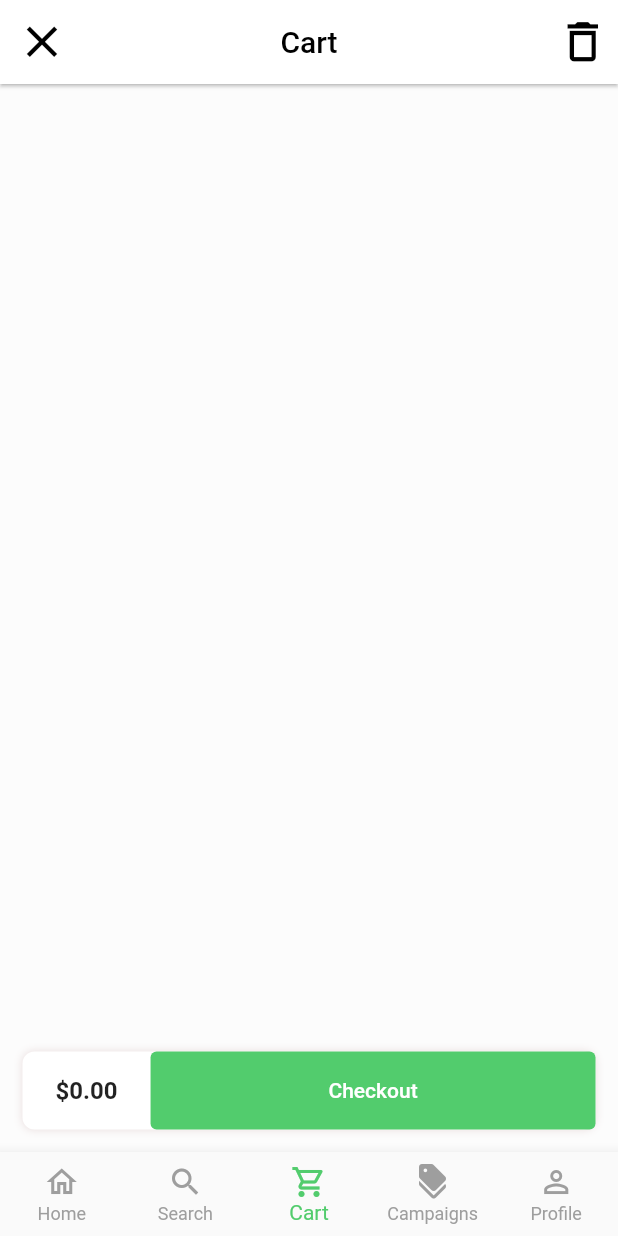
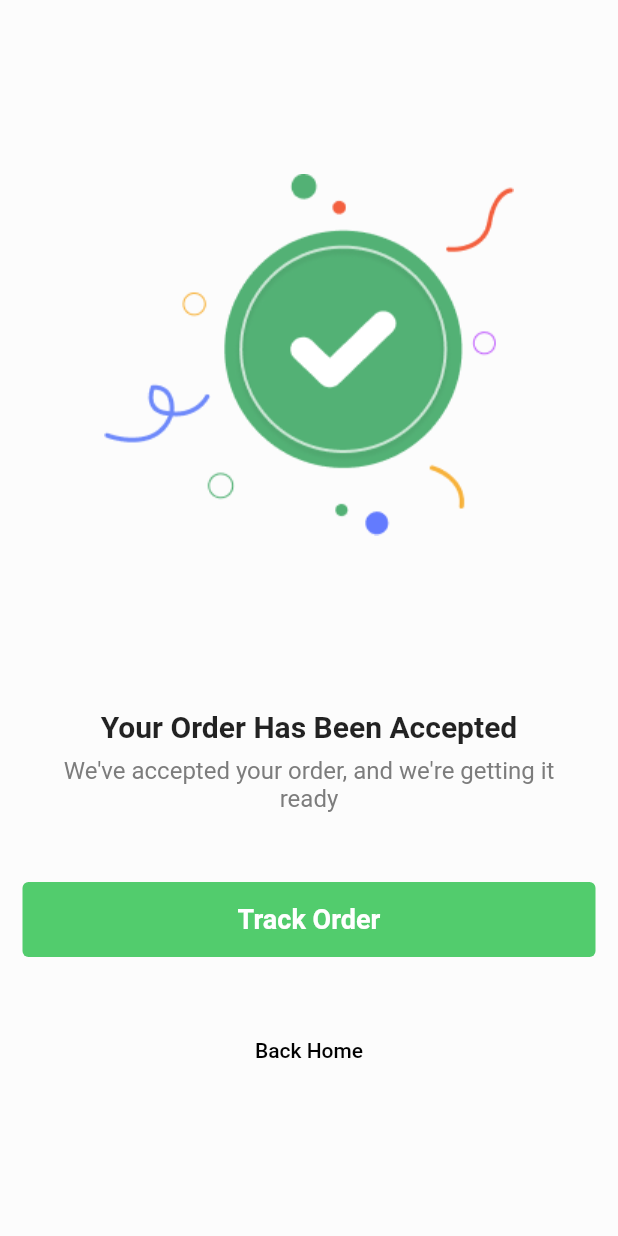
Before and after one commit to yosraemad/carrot, a Flutter app: the HomePage screen opened by its route, item 3 of the bottom bar chosen, after a tap on "Checkout", on a phone screen of 412 x 824 dp. Run offline on Flutter 3.47's test engine with Material 2 defaults, Android fonts, the phone set to English and light mode, and no system bars; our stand-ins replace bloc, carousel_slider, equatable, firebase_auth, firebase_core, flutter_bloc; accounts and stored records are empty; network calls fail.

Commit message:
Created Checkout screen

```diff
--- a/lib/main.dart
+++ b/lib/main.dart
@@ -3,6 +3,7 @@ import 'package:carrot_app/views/category_page/category_page.dart';
 import 'package:carrot_app/views/home_page/home_page.dart';
 import 'package:carrot_app/views/item_page/item_page.dart';
 import 'package:carrot_app/views/login_page/login_page.dart';
+import 'package:carrot_app/views/order_placed_page/order_placed_screen.dart';
 import 'package:carrot_app/views/signup_page/signup_page.dart';
 import 'package:carrot_app/utils/palette.dart';
 import 'package:firebase_core/firebase_core.dart';
@@ -38,6 +39,7 @@ class MyApp extends StatelessWidget {
           "/home": (context) => const HomePage(),
           "/category": (context) => const CategoryPage(),
           "/item": (context) => const ItemPage(),
+          "/success": (context) => const OrderPlacedScreen(),
         },
       ),
     );
--- a/lib/views/cart_page/widgets/checkout_button.dart
+++ b/lib/views/cart_page/widgets/checkout_button.dart
@@ -42,7 +42,9 @@ class CheckoutButton extends StatelessWidget {
                   backgroundColor: Theme.of(context).primaryColor,
                   minimumSize: Size.infinite,
                 ),
-                onPressed: () {},
+                onPressed: () {
+                  Navigator.pushNamed(context, "/success");
+                },
                 child: const Text(
                   "Checkout",
                   style: TextStyle(color: Colors.white),
--- /dev/null
+++ b/lib/views/order_placed_page/order_placed_screen.dart
@@ -0,0 +1,28 @@
+import 'package:carrot_app/views/order_placed_page/widgets/accepted_order_text.dart';
+import 'package:carrot_app/views/order_placed_page/widgets/back_home_button.dart';
+import 'package:carrot_app/views/order_placed_page/widgets/success_image.dart';
+import 'package:carrot_app/views/order_placed_page/widgets/success_text.dart';
+import 'package:carrot_app/widgets/custom/form_button.dart';
+import 'package:flutter/material.dart';
+
+class OrderPlacedScreen extends StatelessWidget {
+  const OrderPlacedScreen({super.key});
+
+  @override
+  Widget build(BuildContext context) {
+    return Scaffold(
+      body: Column(
+        children: [
+          const SuccessImage(),
+          const SuccessText(),
+          const AcceptedOrderText(),
+          Padding(
+            padding: const EdgeInsets.symmetric(vertical: 38.0, horizontal: 15),
+            child: FormButton(text: "Track Order", onPressed: () {}),
+          ),
+          const BackHomeButton(),
+        ],
+      ),
+    );
+  }
+}
--- /dev/null
+++ b/lib/views/order_placed_page/widgets/accepted_order_text.dart
@@ -0,0 +1,17 @@
+import 'package:flutter/material.dart';
+
+class AcceptedOrderText extends StatelessWidget {
+  const AcceptedOrderText({super.key});
+
+  @override
+  Widget build(BuildContext context) {
+    return const Padding(
+      padding: EdgeInsets.symmetric(horizontal: 38.0, vertical: 8),
+      child: Text(
+        "We've accepted your order, and we're getting it ready",
+        style: TextStyle(fontSize: 16, color: Color(0xff7c7c7c)),
+        textAlign: TextAlign.center,
+      ),
+    );
+  }
+}
--- /dev/null
+++ b/lib/views/order_placed_page/widgets/back_home_button.dart
@@ -0,0 +1,23 @@
+import 'package:flutter/material.dart';
+import 'package:flutter/src/widgets/container.dart';
+import 'package:flutter/src/widgets/framework.dart';
+
+class BackHomeButton extends StatelessWidget {
+  const BackHomeButton({super.key});
+
+  @override
+  Widget build(BuildContext context) {
+    return Padding(
+      padding: const EdgeInsets.only(bottom: 100.0),
+      child: TextButton(
+        child: const Text(
+          "Back Home",
+          style: TextStyle(color: Colors.black),
+        ),
+        onPressed: () {
+          Navigator.pushNamedAndRemoveUntil(context, "/home", (route) => false);
+        },
+      ),
+    );
+  }
+}
--- /dev/null
+++ b/lib/views/order_placed_page/widgets/success_image.dart
@@ -0,0 +1,14 @@
+import 'package:flutter/material.dart';
+
+class SuccessImage extends StatelessWidget {
+  const SuccessImage({super.key});
+
+  @override
+  Widget build(BuildContext context) {
+    return Expanded(
+      child: Image.asset(
+        "assets/images/success.png",
+      ),
+    );
+  }
+}
--- /dev/null
+++ b/lib/views/order_placed_page/widgets/success_text.dart
@@ -0,0 +1,15 @@
+import 'package:flutter/cupertino.dart';
+import 'package:flutter/src/widgets/container.dart';
+import 'package:flutter/src/widgets/framework.dart';
+
+class SuccessText extends StatelessWidget {
+  const SuccessText({super.key});
+
+  @override
+  Widget build(BuildContext context) {
+    return const Text(
+      "Your Order Has Been Accepted",
+      style: TextStyle(fontWeight: FontWeight.bold, fontSize: 20),
+    );
+  }
+}
--- a/lib/widgets/custom/form_button.dart
+++ b/lib/widgets/custom/form_button.dart
@@ -9,7 +9,7 @@ class FormButton extends StatelessWidget {
 
   @override
   Widget build(BuildContext context) {
-    return Container(
+    return SizedBox(
       width: double.infinity,
       height: 50,
       child: ElevatedButton(
```
Also changed, not shown: assets/images/success.png (added).
